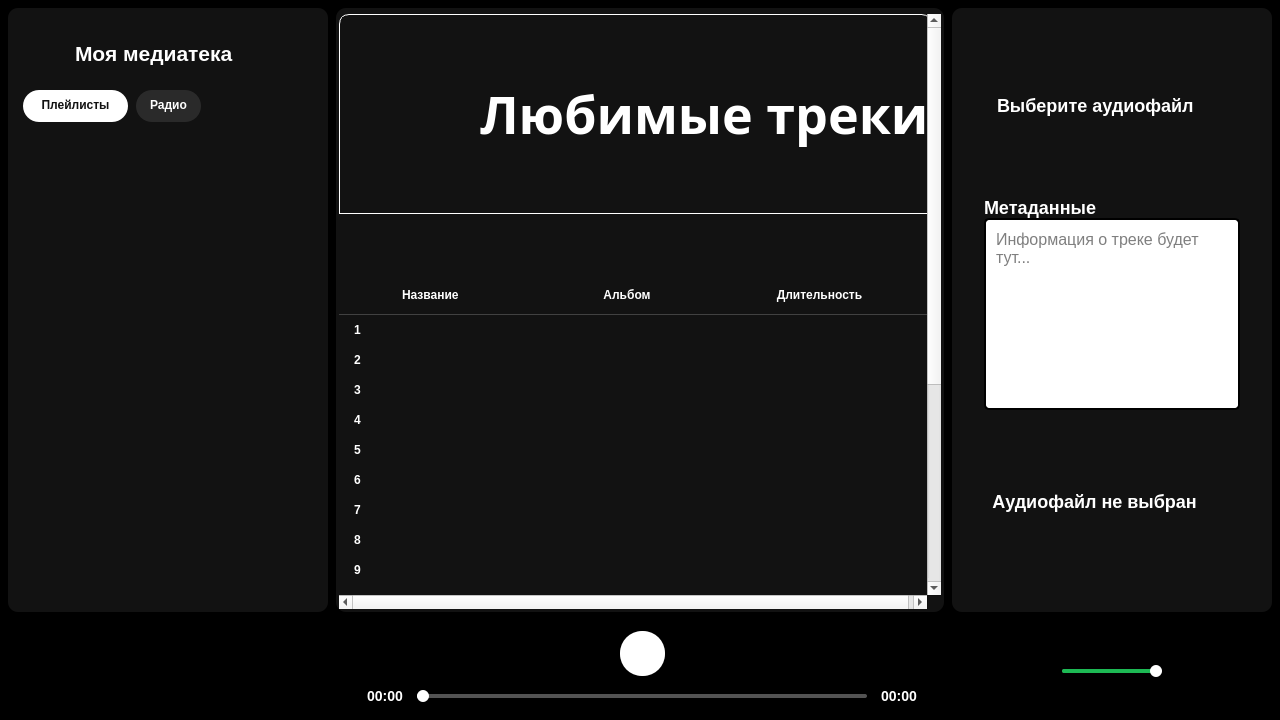
Above: app/client/ui/ui_main.ui from Maxim-101B/Spotato before the change. Below: the same form after it.
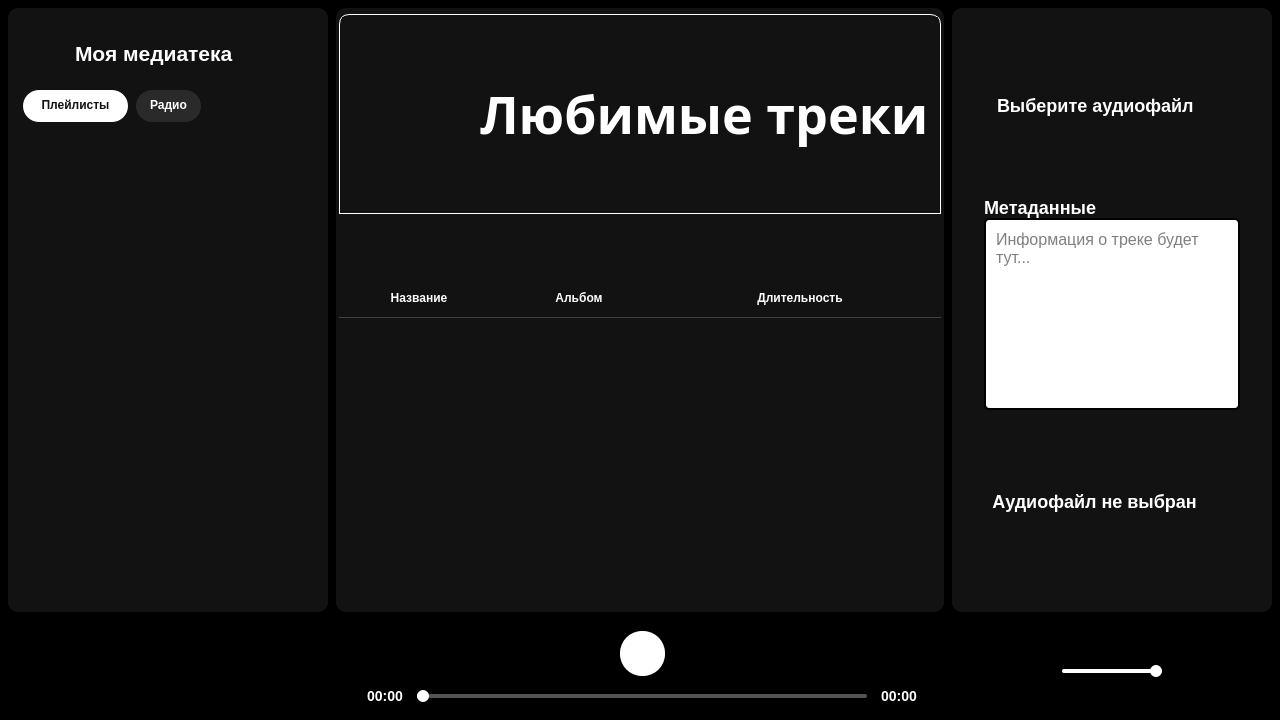
That is the form after the change. Icons and pictures are not drawn.

Diff of the .ui file:
```diff
--- a/app/client/ui/ui_main.ui
+++ b/app/client/ui/ui_main.ui
@@ -788,8 +788,8 @@
               <rect>
                <x>0</x>
                <y>0</y>
-               <width>598</width>
-               <height>1053</height>
+               <width>608</width>
+               <height>594</height>
               </rect>
              </property>
              <property name="styleSheet">
@@ -969,6 +969,9 @@
                      <height>52</height>
                     </size>
                    </property>
+                   <property name="layoutDirection">
+                    <enum>Qt::LayoutDirection::LeftToRight</enum>
+                   </property>
                    <property name="styleSheet">
                     <string notr="true">#list_control{
 	padding-left: 10px;
@@ -979,6 +982,11 @@
 	padding-: 0px;
 	margin: 0px;
 	border: none;
+	border-radius: 10px;
+}
+
+#sort_list:hover, #shuffle_btn_list:hover{
+    background-color: rgba(56, 56, 56, 240); 
 }</string>
                    </property>
                    <layout class="QHBoxLayout" name="l">
@@ -989,7 +997,7 @@
                      <number>0</number>
                     </property>
                     <property name="topMargin">
-                     <number>0</number>
+                     <number>5</number>
                     </property>
                     <property name="rightMargin">
                      <number>0</number>
@@ -1012,16 +1020,11 @@
                        </size>
                       </property>
                       <property name="styleSheet">
-                       <string notr="true">QPushButton{
-	padding-: 0px;
-	margin: 0px;
-	border: none;
-	border-radius: 0px;
-}</string>
+                       <string notr="true"/>
                       </property>
                       <layout class="QHBoxLayout" name="horizontalLayout_19">
                        <property name="spacing">
-                        <number>0</number>
+                        <number>10</number>
                        </property>
                        <property name="leftMargin">
                         <number>0</number>
@@ -1043,16 +1046,10 @@
                            <verstretch>0</verstretch>
                           </sizepolicy>
                          </property>
-                         <property name="minimumSize">
-                          <size>
-                           <width>0</width>
-                           <height>0</height>
-                          </size>
-                         </property>
                          <property name="maximumSize">
                           <size>
-                           <width>16777215</width>
-                           <height>16777215</height>
+                           <width>50</width>
+                           <height>50</height>
                           </size>
                          </property>
                          <property name="text">
@@ -1064,19 +1061,13 @@
                          </property>
                          <property name="iconSize">
                           <size>
-                           <width>45</width>
-                           <height>45</height>
+                           <width>60</width>
+                           <height>60</height>
                           </size>
                          </property>
                          <property name="checkable">
                           <bool>true</bool>
                          </property>
-                         <property name="autoExclusive">
-                          <bool>false</bool>
-                         </property>
-                         <property name="default">
-                          <bool>false</bool>
-                         </property>
                         </widget>
                        </item>
                        <item>
@@ -1125,9 +1116,16 @@
                         <height>50</height>
                        </size>
                       </property>
+                      <property name="styleSheet">
+                       <string notr="true">QComboBox{
+	font: 700 10pt &quot;Onest&quot;;
+	background-color: transparent;
+	border: none;
+}</string>
+                      </property>
                       <layout class="QHBoxLayout" name="horizontalLayout_16">
                        <property name="spacing">
-                        <number>3</number>
+                        <number>10</number>
                        </property>
                        <property name="leftMargin">
                         <number>0</number>
@@ -1151,8 +1149,14 @@
                          </property>
                          <property name="minimumSize">
                           <size>
-                           <width>25</width>
-                           <height>25</height>
+                           <width>0</width>
+                           <height>0</height>
+                          </size>
+                         </property>
+                         <property name="maximumSize">
+                          <size>
+                           <width>40</width>
+                           <height>40</height>
                           </size>
                          </property>
                          <property name="text">
@@ -1164,8 +1168,8 @@
                          </property>
                          <property name="iconSize">
                           <size>
-                           <width>30</width>
-                           <height>30</height>
+                           <width>40</width>
+                           <height>40</height>
                           </size>
                          </property>
                         </widget>
@@ -1178,6 +1182,15 @@
                            <verstretch>0</verstretch>
                           </sizepolicy>
                          </property>
+                         <property name="maximumSize">
+                          <size>
+                           <width>30</width>
+                           <height>30</height>
+                          </size>
+                         </property>
+                         <property name="styleSheet">
+                          <string notr="true"/>
+                         </property>
                          <property name="text">
                           <string/>
                          </property>
@@ -1191,6 +1204,9 @@
                            <height>30</height>
                           </size>
                          </property>
+                         <property name="checkable">
+                          <bool>true</bool>
+                         </property>
                         </widget>
                        </item>
                       </layout>
@@ -1242,7 +1258,7 @@
                         <family>Onest ExtraBold</family>
                         <pointsize>-1</pointsize>
                         <italic>false</italic>
-                        <bold>false</bold>
+                        <bold>true</bold>
                         <kerning>true</kerning>
                        </font>
                       </property>
@@ -1371,7 +1387,7 @@
                        <bool>true</bool>
                       </property>
                       <property name="rowCount">
-                       <number>20</number>
+                       <number>0</number>
                       </property>
                       <property name="columnCount">
                        <number>3</number>
@@ -1394,33 +1410,10 @@
                       <attribute name="verticalHeaderStretchLastSection">
                        <bool>false</bool>
                       </attribute>
-                      <row/>
-                      <row/>
-                      <row/>
-                      <row/>
-                      <row/>
-                      <row/>
-                      <row/>
-                      <row/>
-                      <row/>
-                      <row/>
-                      <row/>
-                      <row/>
-                      <row/>
-                      <row/>
-                      <row/>
-                      <row/>
-                      <row/>
-                      <row/>
-                      <row/>
-                      <row/>
                       <column>
                        <property name="text">
                         <string>Название</string>
                        </property>
-                       <property name="textAlignment">
-                        <set>AlignLeading|AlignVCenter</set>
-                       </property>
                       </column>
                       <column>
                        <property name="text">
@@ -2081,6 +2074,12 @@
              </property>
              <item>
               <widget class="QFrame" name="horizontalFrame">
+               <property name="contextMenuPolicy">
+                <enum>Qt::ContextMenuPolicy::NoContextMenu</enum>
+               </property>
+               <property name="lineWidth">
+                <number>0</number>
+               </property>
                <layout class="QHBoxLayout" name="horizontalLayout_11">
                 <property name="spacing">
                  <number>0</number>
@@ -2122,10 +2121,15 @@
 /* Заполненная часть дорожки */
 QSlider::sub-page:horizontal {
     height: 4px;
-    background: #1DB954;  /* фирменный зеленый Spotify */
+    background: #FFF; 
     border-radius: 2px;
 }
 
+/* Меняет цвет заполненной части при нажатии */
+QSlider::sub-page:horizontal:hover {
+    background: #1DB954;
+}
+
 /* Ползунок (по умолчанию) */
 QSlider::handle:horizontal {
     width: 12px;
@@ -2136,23 +2140,9 @@
     border-radius: 6px;
 }
 
-/* Ползунок при нажатии */
-QSlider::handle:horizontal:pressed {
-    width: 16px;
-    height: 16px;
-    margin: -6px 0;
-    border-radius: 8px;
-    background: #1ED760;  /* светлый зеленый при активации */
-}
-
 /* Неактивное состояние */
 QSlider:disabled {
     opacity: 0.3;
-}
-
-/* Дополнительно: тонкая анимация (если поддерживается) */
-QSlider::handle:horizontal {
-    transition: all 0.2s ease;
 }</string>
                   </property>
                   <layout class="QHBoxLayout" name="vol">
```
Left out of the diff: 10 changed lines with no effect on the pictures.
